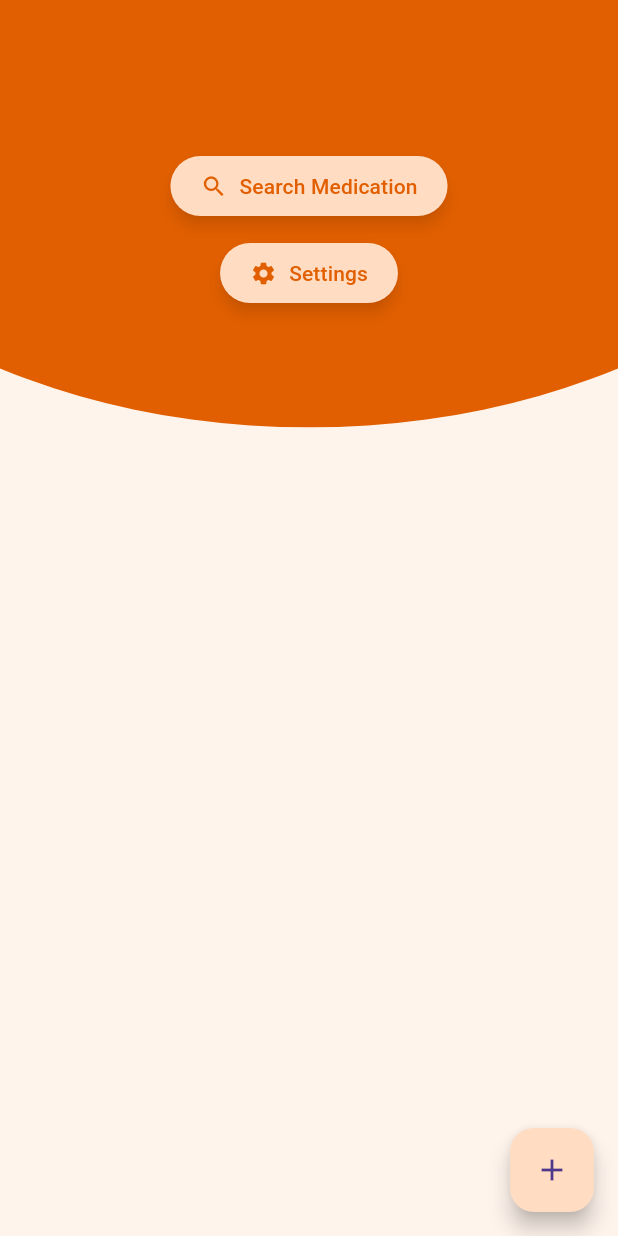
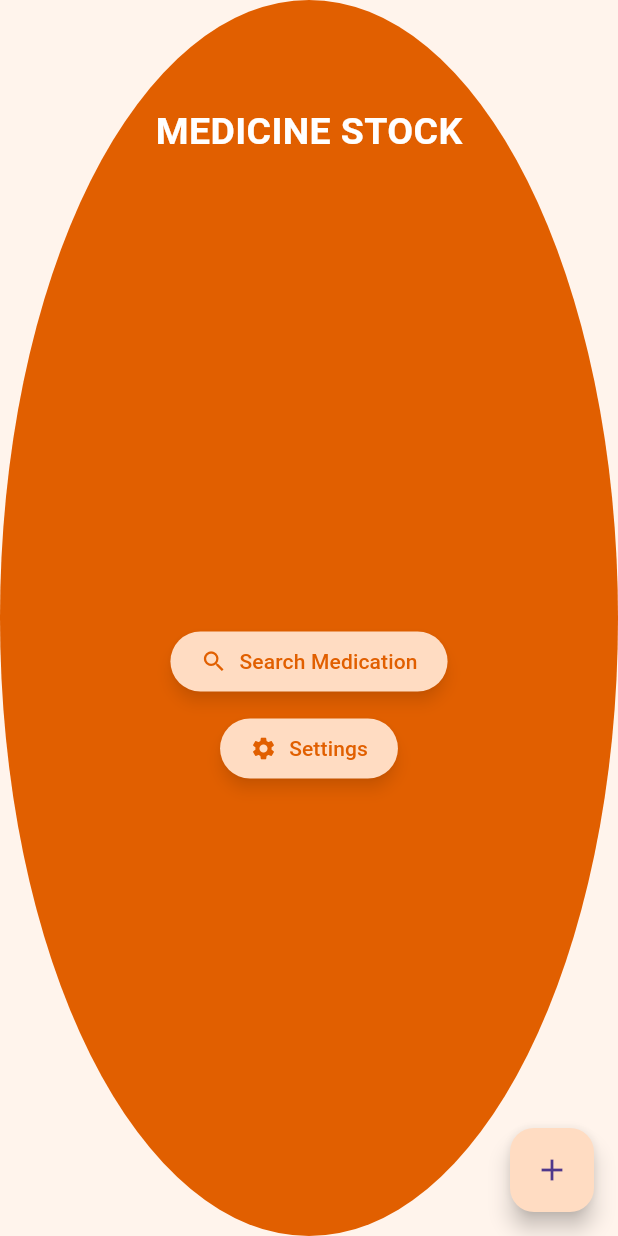
Before and after one commit to YZ1GO/L.EIC017_ES_PRJ, a Flutter app: the StockScreen screen opened directly, on a phone screen of 412 x 824 dp. Run offline on Flutter 3.47's test engine with Material 3 defaults, Android fonts, the phone set to English and light mode, and no system bars; our stand-ins replace firebase_core, firebase_database, flutter_local_notifications, permission_handler, shared_preferences; accounts and stored records are empty.

Commit message:
added stock screen title

```diff
--- a/app/lib/screens/stock_screen.dart
+++ b/app/lib/screens/stock_screen.dart
@@ -1,6 +1,5 @@
 import 'package:flutter/material.dart';
 import 'package:app/screens/settings_screen.dart';
-import 'package:app/screens/search_screen.dart';
 import '../widgets/eclipse_background.dart';
 import 'database.dart';
 
@@ -13,11 +12,30 @@ class StockScreen extends StatelessWidget {
       backgroundColor: Color.fromRGBO(255, 244, 236, 1),
       body: Stack(
         children: [
-          eclipse_background(),
-          Positioned(
-            left: 0,
-            right: 0,
-            top: 100,
+          Positioned.fill(
+            child: eclipse_background(),
+          ),
+          Column(
+            children: [
+              SizedBox(height: 60),
+              Container(
+                height: kToolbarHeight,
+                color: Colors.transparent,
+                child: Center(
+                  child: Text(
+                    'MEDICINE STOCK',
+                    style: TextStyle(
+                      color: Colors.white,
+                      fontWeight: FontWeight.bold,
+                      fontSize: 25,
+                      backgroundColor: Colors.transparent,
+                    ),
+                  ),
+                ),
+              ),
+              Expanded(
+                child: Padding(
+                  padding: const EdgeInsets.symmetric(horizontal: 16),
                   child: Column(
                     mainAxisAlignment: MainAxisAlignment.center,
                     children: [
@@ -59,6 +77,9 @@ class StockScreen extends StatelessWidget {
                     ],
                   ),
                 ),
+              ),
+            ],
+          ),
         ],
       ),
       floatingActionButton: FloatingActionButton(
```
Lines whose indentation alone changed are shown as unchanged.
